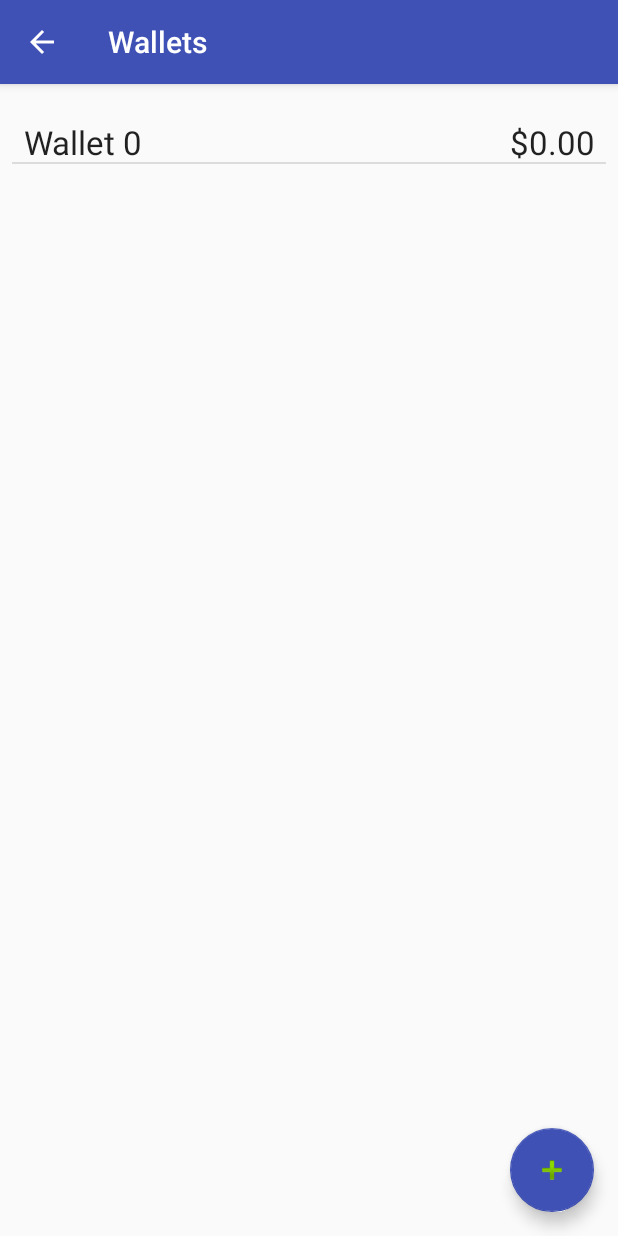
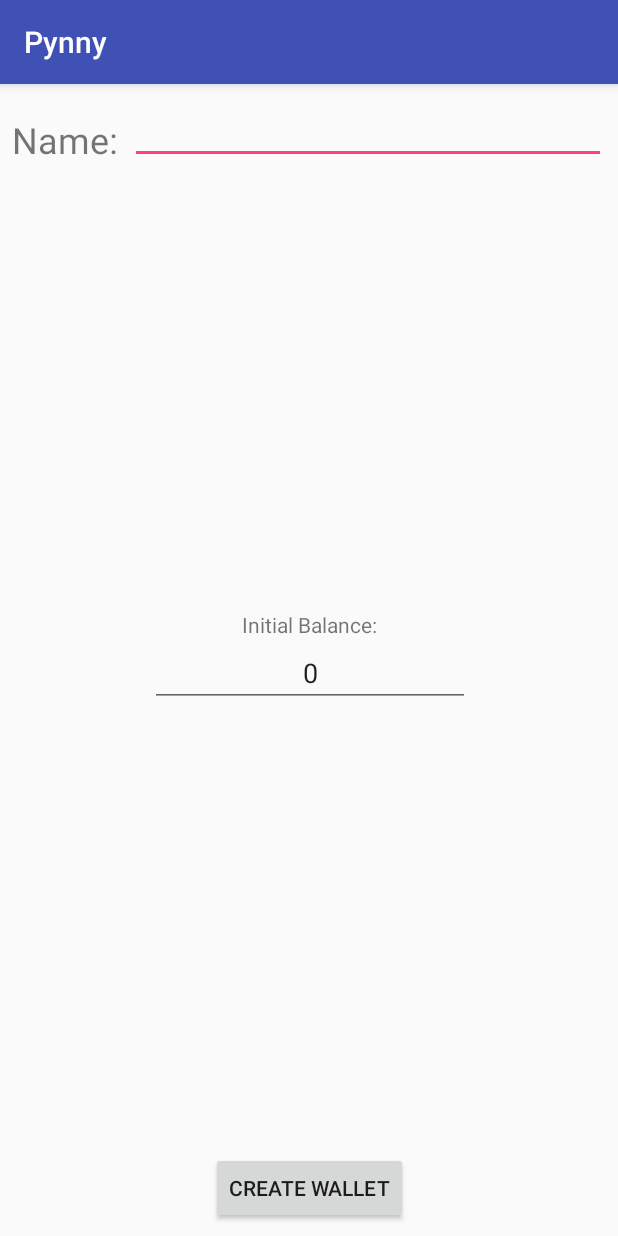
Before and after one commit to zach-king/PynnyAndroid, an Android app: the AllWalletsActivity screen opened directly, with no data from a screen before it, after a tap on an icon or button, on a phone screen of 412 x 824 dp. Run offline under Robolectric (Android 15) with nearby library versions, the phone set to English and light mode, and no system bars.

Commit message:
create wallet implemented

```diff
--- a/app/src/main/AndroidManifest.xml
+++ b/app/src/main/AndroidManifest.xml
@@ -46,7 +46,10 @@
         <activity
             android:name=".OneBudgetActivity"
             android:parentActivityName=".AllBudgetsActivity"></activity>
-        <activity android:name=".CreateCategoryActivity"></activity>
+        <activity
+            android:name=".CreateCategoryActivity"
+            android:parentActivityName=".AllCategoriesActivity"></activity>
+        <activity android:name=".CreateWalletActivity"></activity>
     </application>
 
 </manifest>
--- a/app/src/main/java/king/zach/pynny/AllCategoriesActivity.java
+++ b/app/src/main/java/king/zach/pynny/AllCategoriesActivity.java
@@ -90,6 +90,8 @@ public class AllCategoriesActivity extends AppCompatActivity {
                 cursor.close();
                 cursor = dbHandler.getAllCategoriesCursor();
                 adapter.changeCursor(cursor);
+
+                Toast.makeText(getApplicationContext(), "Category created successfully", Toast.LENGTH_SHORT).show();
             }
         }
     }
--- a/app/src/main/java/king/zach/pynny/AllWalletsActivity.java
+++ b/app/src/main/java/king/zach/pynny/AllWalletsActivity.java
@@ -71,20 +71,10 @@ public class AllWalletsActivity extends AppCompatActivity {
     }
 
     public void createWallet(View view) {
-        // TODO
         Log.i(this.getClass().getName(), "creating new wallet");
-        Toast.makeText(
-                getApplicationContext(),
-                "Creating new wallet",
-                Toast.LENGTH_SHORT).show();
 
-        Wallet wallet = new Wallet("Wallet " + count);
-        dbHandler.addWallet(wallet);
-        count++;
-
-        cursor.close();
-        cursor = dbHandler.getAllWalletsCursor();
-        adapter.changeCursor(cursor);
+        Intent intent = new Intent(this, CreateWalletActivity.class);
+        startActivityForResult(intent, RequestsManager.REQUEST_NEW_WALLET);
     }
 
     public void viewWallet(View view, Wallet wallet) {
@@ -94,4 +84,17 @@ public class AllWalletsActivity extends AppCompatActivity {
 
         startActivity(intent);
     }
+
+    @Override
+    protected void onActivityResult(int requestCode, int resultCode, Intent data) {
+        if (requestCode == RequestsManager.REQUEST_NEW_WALLET) {
+            if (resultCode == RESULT_OK) {
+                cursor.close();
+                cursor = dbHandler.getAllWalletsCursor();
+                adapter.changeCursor(cursor);
+
+                Toast.makeText(getApplicationContext(), "Wallet created successfully", Toast.LENGTH_SHORT).show();
+            }
+        }
+    }
 }
--- /dev/null
+++ b/app/src/main/java/king/zach/pynny/CreateWalletActivity.java
@@ -0,0 +1,47 @@
+package king.zach.pynny;
+
+import android.support.v7.app.AppCompatActivity;
+import android.os.Bundle;
+import android.view.View;
+import android.widget.EditText;
+
+import king.zach.pynny.database.models.PynnyDBHandler;
+import king.zach.pynny.database.models.Wallet;
+
+public class CreateWalletActivity extends AppCompatActivity {
+
+    public static final String TAG = "CreateWalletView";
+
+    private PynnyDBHandler dbHandler;
+
+    @Override
+    protected void onCreate(Bundle savedInstanceState) {
+        super.onCreate(savedInstanceState);
+        setContentView(R.layout.activity_create_wallet);
+
+        dbHandler = PynnyDBHandler.getInstance(this);
+
+        findViewById(R.id.btnCreateWalletSubmit).setOnClickListener(new View.OnClickListener() {
+            @Override
+            public void onClick(View view) {
+                createAndSaveWallet();
+                finish();
+            }
+        });
+    }
+
+    private void createAndSaveWallet() {
+        String name = ((EditText) findViewById(R.id.etCreateWalletName)).getText().toString();
+        String sBalance = ((EditText) findViewById(R.id.etCreateWalletStartBalance)).getText().toString();
+
+        double startBalance;
+        if (sBalance.isEmpty() || sBalance.equals("0"))
+            startBalance = 0.0;
+        else
+            startBalance = Double.valueOf (sBalance);
+
+        dbHandler.addWallet(new Wallet(name, startBalance));
+        setResult(RESULT_OK);
+        finishActivity(RequestsManager.REQUEST_NEW_WALLET);
+    }
+}
--- a/app/src/main/java/king/zach/pynny/OneWalletActivity.java
+++ b/app/src/main/java/king/zach/pynny/OneWalletActivity.java
@@ -31,7 +31,7 @@ public class OneWalletActivity extends AppCompatActivity {
     }
 
     private void setViewFields() {
-        setTitle(wallet.getName());
+        setTitle(wallet.getName() + " (Wallet)");
         tvWalletBalance.setText(String.format(Locale.US, "$%.2f", wallet.getBalance()));
     }
 }
--- a/app/src/main/java/king/zach/pynny/RequestsManager.java
+++ b/app/src/main/java/king/zach/pynny/RequestsManager.java
@@ -6,4 +6,5 @@ package king.zach.pynny;
 
 public class RequestsManager {
     public static final int REQUEST_NEW_CATEGORY = 1;
+    public static final int REQUEST_NEW_WALLET = 2;
 }
--- /dev/null
+++ b/app/src/main/res/layout/activity_create_wallet.xml
@@ -0,0 +1,74 @@
+<?xml version="1.0" encoding="utf-8"?>
+<android.support.constraint.ConstraintLayout xmlns:android="http://schemas.android.com/apk/res/android"
+    xmlns:app="http://schemas.android.com/apk/res-auto"
+    xmlns:tools="http://schemas.android.com/tools"
+    android:layout_width="match_parent"
+    android:layout_height="match_parent"
+    tools:context="king.zach.pynny.CreateWalletActivity">
+
+    <TextView
+        android:id="@+id/tvCreateWalletNameLabel"
+        android:layout_width="wrap_content"
+        android:layout_height="wrap_content"
+        android:layout_marginLeft="8dp"
+        android:text="@string/create_wallet_name_label"
+        android:textSize="24sp"
+        app:layout_constraintLeft_toLeftOf="parent"
+        android:layout_marginStart="8dp"
+        app:layout_constraintBottom_toBottomOf="@+id/etCreateWalletName" />
+
+    <EditText
+        android:id="@+id/etCreateWalletName"
+        android:layout_width="0dp"
+        android:layout_height="wrap_content"
+        android:layout_marginLeft="8dp"
+        android:layout_marginRight="8dp"
+        android:layout_marginTop="8dp"
+        android:ems="10"
+        android:inputType="textPersonName"
+        app:layout_constraintLeft_toRightOf="@+id/tvCreateWalletNameLabel"
+        app:layout_constraintRight_toRightOf="parent"
+        app:layout_constraintTop_toTopOf="parent"
+        android:layout_marginStart="8dp"
+        android:layout_marginEnd="8dp" />
+
+    <TextView
+        android:id="@+id/tvCreateWalletStartBalanceLabel"
+        android:layout_width="wrap_content"
+        android:layout_height="wrap_content"
+        android:text="@string/create_wallet_start_balance_label"
+        app:layout_constraintBottom_toTopOf="@+id/etCreateWalletStartBalance"
+        app:layout_constraintLeft_toLeftOf="parent"
+        app:layout_constraintRight_toRightOf="parent"
+        app:layout_constraintTop_toBottomOf="@+id/etCreateWalletName"
+        app:layout_constraintVertical_chainStyle="packed"
+        app:layout_constraintHorizontal_bias="0.501" />
+
+    <Button
+        android:id="@+id/btnCreateWalletSubmit"
+        android:layout_width="wrap_content"
+        android:layout_height="wrap_content"
+        android:layout_marginBottom="8dp"
+        android:layout_marginEnd="8dp"
+        android:layout_marginLeft="8dp"
+        android:layout_marginRight="8dp"
+        android:layout_marginStart="8dp"
+        android:text="@string/create_wallet_button_label"
+        app:layout_constraintBottom_toBottomOf="parent"
+        app:layout_constraintLeft_toLeftOf="parent"
+        app:layout_constraintRight_toRightOf="parent" />
+
+    <EditText
+        android:id="@+id/etCreateWalletStartBalance"
+        android:layout_width="wrap_content"
+        android:layout_height="wrap_content"
+        android:ems="10"
+        android:inputType="numberSigned"
+        android:text="0"
+        android:textAlignment="center"
+        app:layout_constraintBottom_toTopOf="@+id/btnCreateWalletSubmit"
+        app:layout_constraintHorizontal_bias="0.502"
+        app:layout_constraintLeft_toLeftOf="parent"
+        app:layout_constraintRight_toRightOf="parent"
+        app:layout_constraintTop_toBottomOf="@+id/tvCreateWalletStartBalanceLabel" />
+</android.support.constraint.ConstraintLayout>
--- a/app/src/main/res/values/strings.xml
+++ b/app/src/main/res/values/strings.xml
@@ -11,4 +11,7 @@
     <string name="create_category_name_label">Name: </string>
     <string name="create_category_is_income_label">Is Income: </string>
     <string name="create_category_button_label">Create Category</string>
+    <string name="create_wallet_name_label">Name: </string>
+    <string name="create_wallet_start_balance_label">Initial Balance:</string>
+    <string name="create_wallet_button_label">Create Wallet</string>
 </resources>
```
